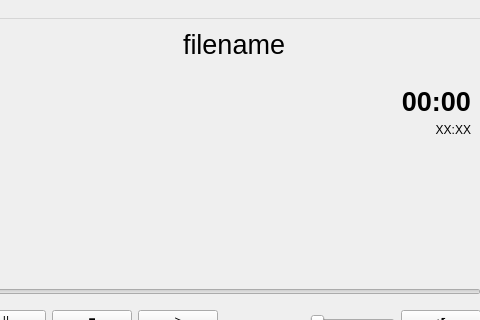
Qt form src/PAW_GUI/main_paw_widget.ui (CapitanMurasa/PerfectAudioWorks) before a commit; both pictures show x 120 to 600 and y 0 to 320 of the 600 by 650 pixel window.
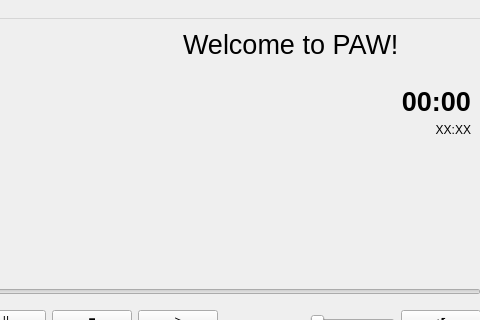
The same form after that commit.

Patch:
```diff
--- a/src/PAW_GUI/main_paw_widget.ui
+++ b/src/PAW_GUI/main_paw_widget.ui
@@ -166,7 +166,7 @@
         </font>
        </property>
        <property name="text">
-        <string>filename</string>
+        <string>Welcome to PAW!</string>
        </property>
        <property name="alignment">
         <set>Qt::AlignmentFlag::AlignLeading|Qt::AlignmentFlag::AlignLeft|Qt::AlignmentFlag::AlignVCenter</set>
```
